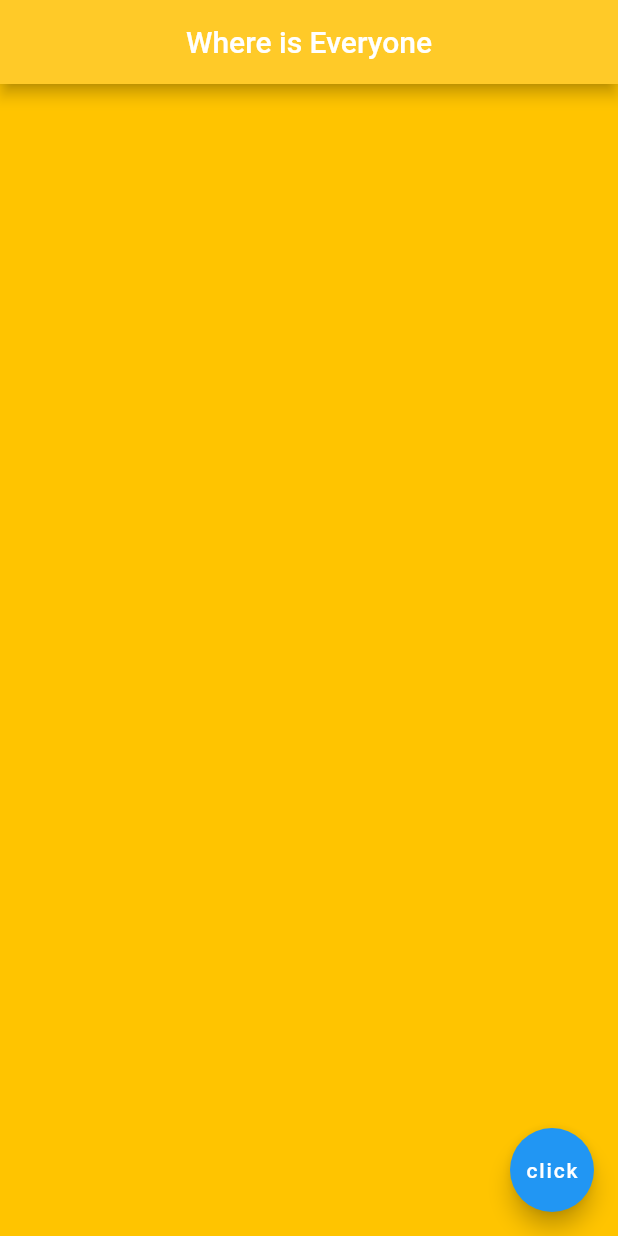
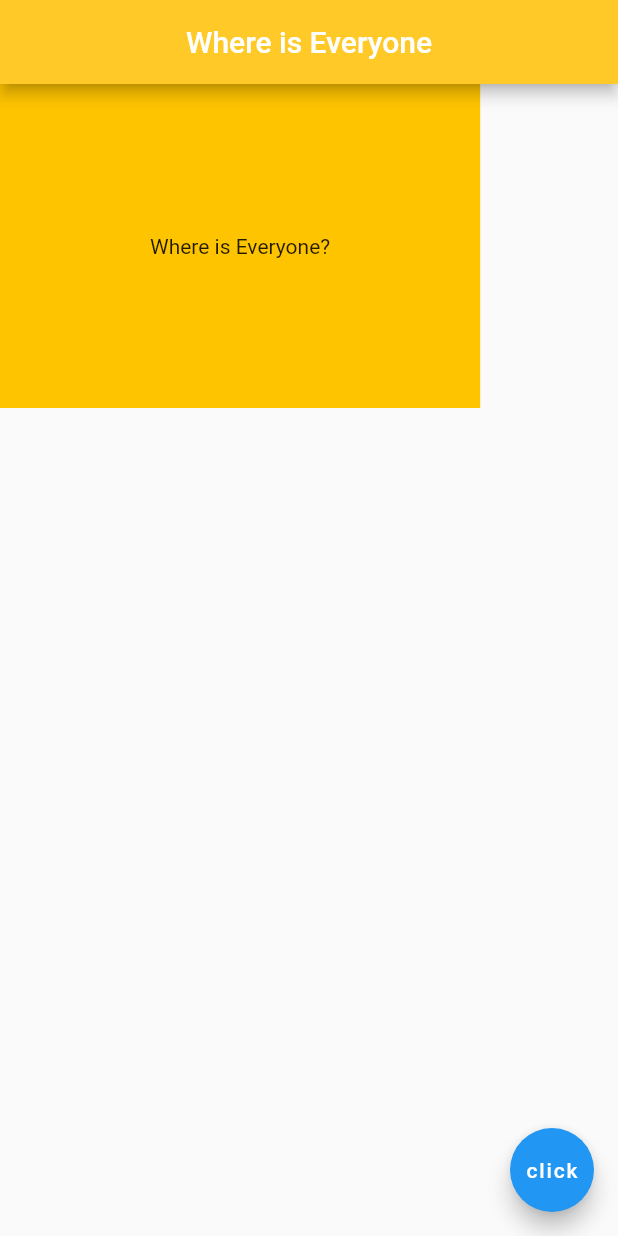
Before and after one commit to Shraddhasaini/Mobile-StatusNeo, a Flutter app: the screen it shows after launch, on a phone screen of 412 x 824 dp. Run offline on Flutter 3.47's test engine with Material 2 defaults, Android fonts, the phone set to English and light mode, and no system bars; project files that could hold a hidden picture were left out.

Commit message:
Add files via upload

```diff
--- a/lib/main.dart
+++ b/lib/main.dart
@@ -14,7 +14,9 @@ class Home extends StatelessWidget {
         backgroundColor: Colors.amber[400],
       ),
       body: Container(
+        padding: EdgeInsets.all(100.0) ,
         color: Colors.amberAccent[400],
+        child: Text('Where is Everyone?'),
       ),
       floatingActionButton: FloatingActionButton(
         child: Text('click'),
```
